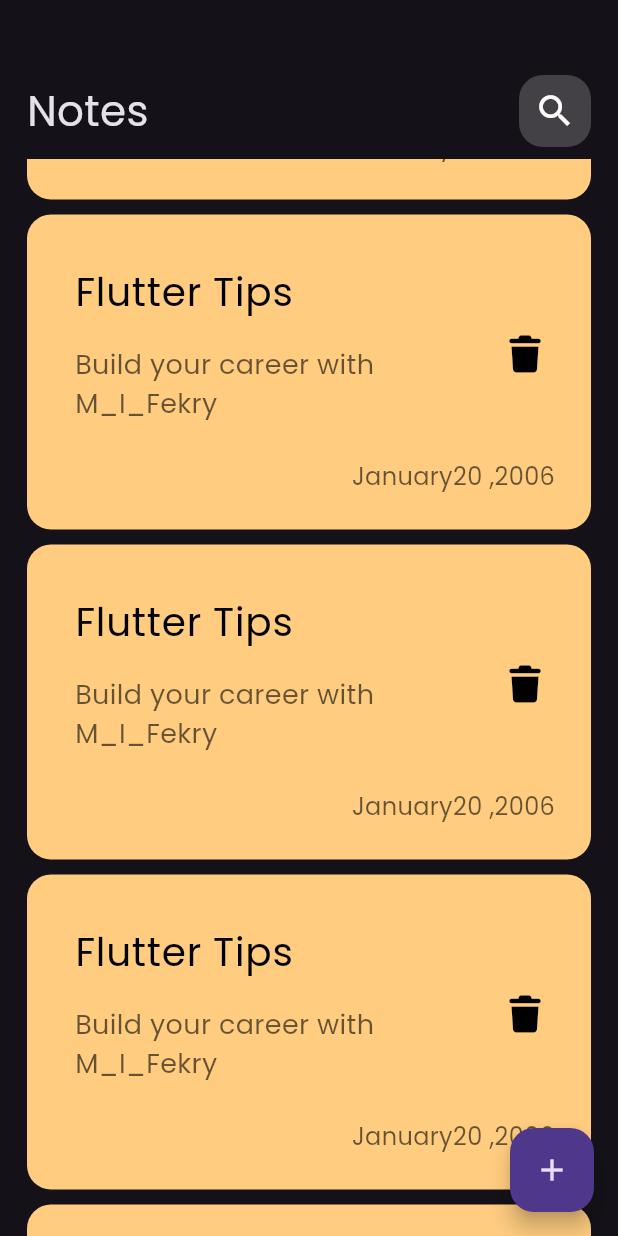
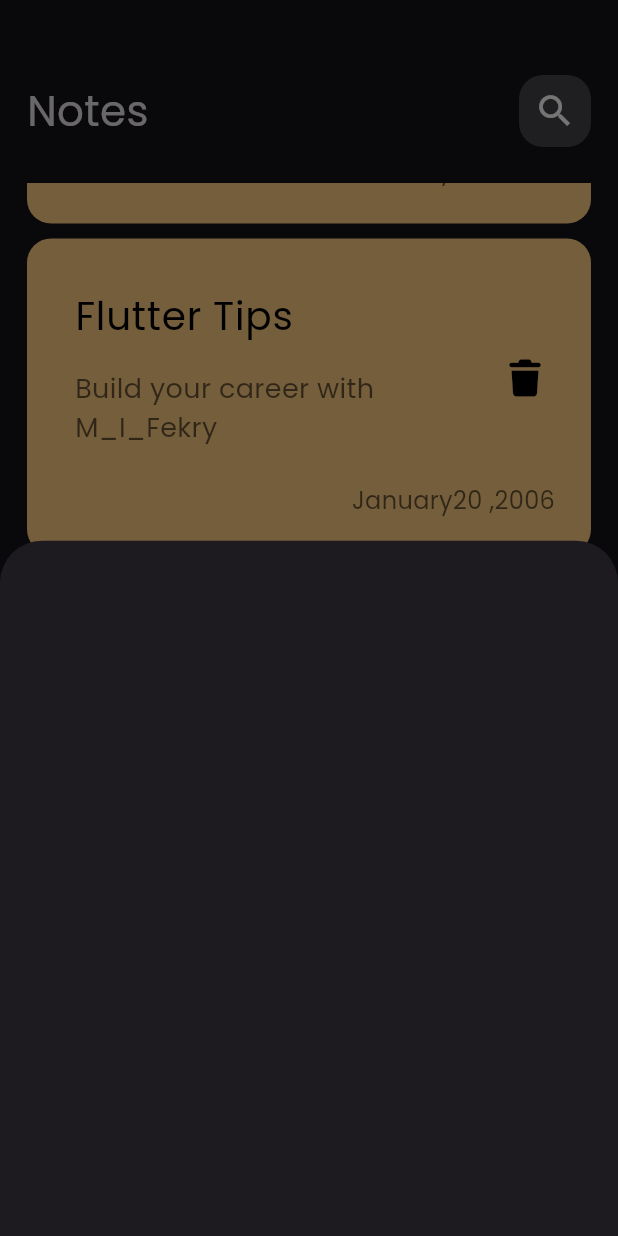
Before and after one commit to M-I-Fekry/notes_app, a Flutter app: the screen it shows after launch, scrolled down 1728 dp, after a tap on the "add" icon, on a phone screen of 412 x 824 dp. Run offline on Flutter 3.47's test engine with Material 3 defaults, Android fonts, the phone set to English and light mode, and no system bars; our stand-ins replace font_awesome_flutter.

Commit message:
Show Modal Bottom Sheet

```diff
--- a/lib/views/notes_view.dart
+++ b/lib/views/notes_view.dart
@@ -1,4 +1,5 @@
 import 'package:flutter/material.dart';
+import 'package:notes_app/widgets/add_note_bottom_sheet.dart';
 import 'package:notes_app/widgets/notes_view_body.dart';
 
 class NotesView extends StatelessWidget {
@@ -8,8 +9,15 @@ class NotesView extends StatelessWidget {
   Widget build(BuildContext context) {
     return Scaffold(
       floatingActionButton: FloatingActionButton(
-        onPressed: () {},
-        child:const Icon(Icons.add),
+        onPressed: () {
+          showModalBottomSheet(
+            context: context,
+            builder: (context) {
+              return const AddNoteBottomSheet();
+            },
+          );
+        },
+        child: const Icon(Icons.add),
       ),
       body: NotesViewBody(),
     );
--- /dev/null
+++ b/lib/widgets/add_note_bottom_sheet.dart
@@ -0,0 +1,10 @@
+import 'package:flutter/material.dart';
+
+class AddNoteBottomSheet extends StatelessWidget {
+  const AddNoteBottomSheet({super.key});
+
+  @override
+  Widget build(BuildContext context) {
+    return Container();
+  }
+}
--- a/lib/widgets/notes_list_view.dart
+++ b/lib/widgets/notes_list_view.dart
@@ -6,13 +6,17 @@ class NotesListView extends StatelessWidget {
 
   @override
   Widget build(BuildContext context) {
-    return ListView.builder(
+    return Padding(
+      padding: const EdgeInsets.symmetric(vertical: 16),
+      child: ListView.builder(
+        padding: EdgeInsets.zero,
         itemBuilder: (context, index) {
           return const Padding(
             padding: EdgeInsets.symmetric(vertical: 5),
             child: NoteItem(),
           );
         },
+      ),
     );
   }
 }
```
Lines whose indentation alone changed are shown as unchanged.
